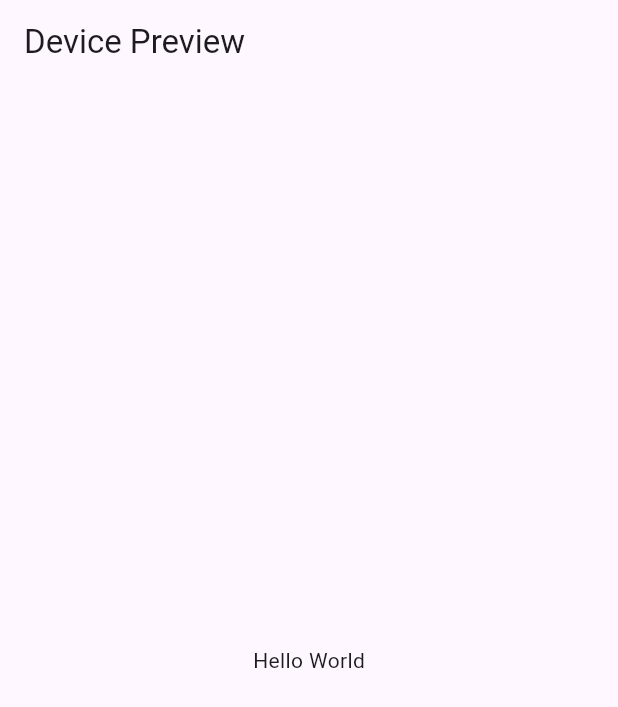
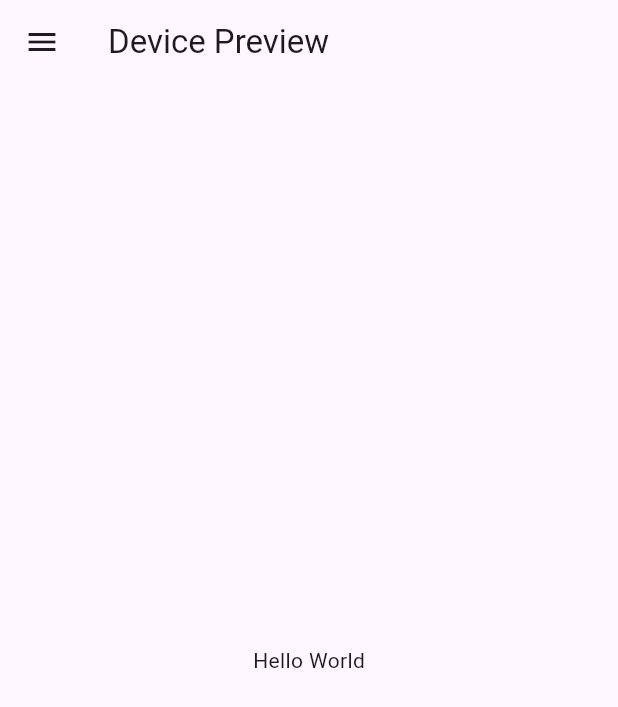
Before and after one commit to KTharushi11/yt_test_app, a Flutter app: the screen it shows after launch, on a phone screen of 412 x 824 dp. Shown: the top 707 px of the screen. Run offline on Flutter 3.47's test engine with Material 3 defaults, Android fonts, the light colour scheme and no system bars; our stand-ins replace device_preview.

Commit message:
Update main.dart

```diff
--- a/lib/main.dart
+++ b/lib/main.dart
@@ -32,6 +32,7 @@ class   MyHomePage extends StatelessWidget{
     return Scaffold(
       appBar: AppBar(
         title: Text('Device Preview'),
+        leading: IconButton(onPressed: () { print("Leading button pressed"); }, icon: Icon(Icons.menu))
       ),
       body: Center(
         child: Text('Hello World'),
```
